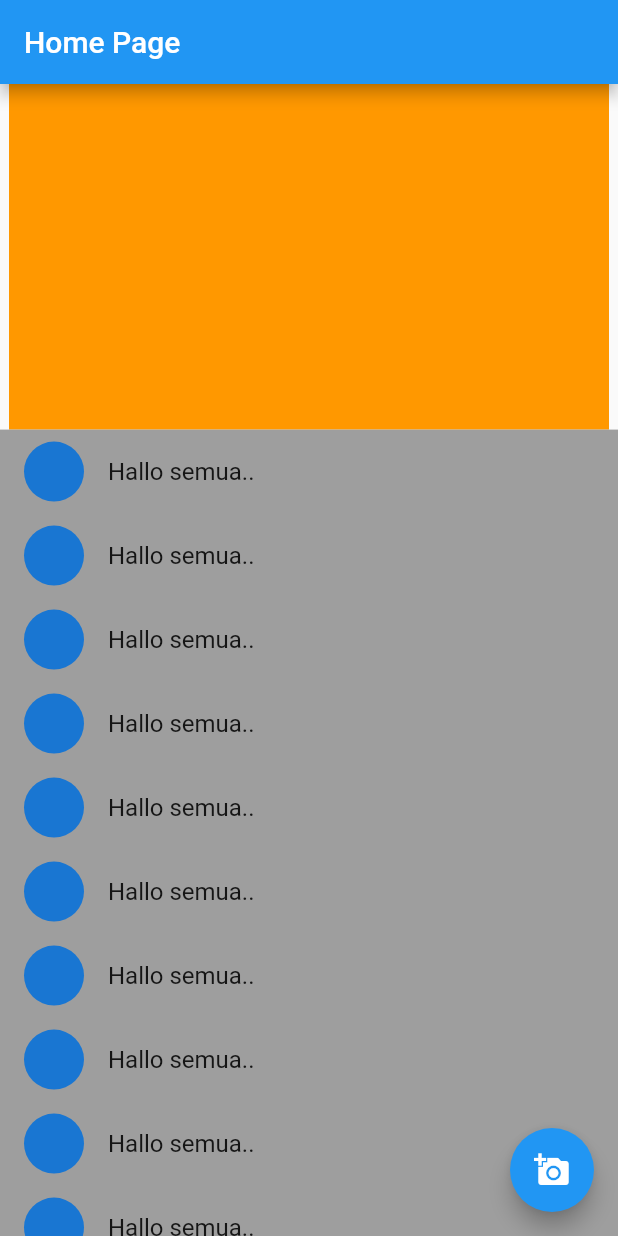
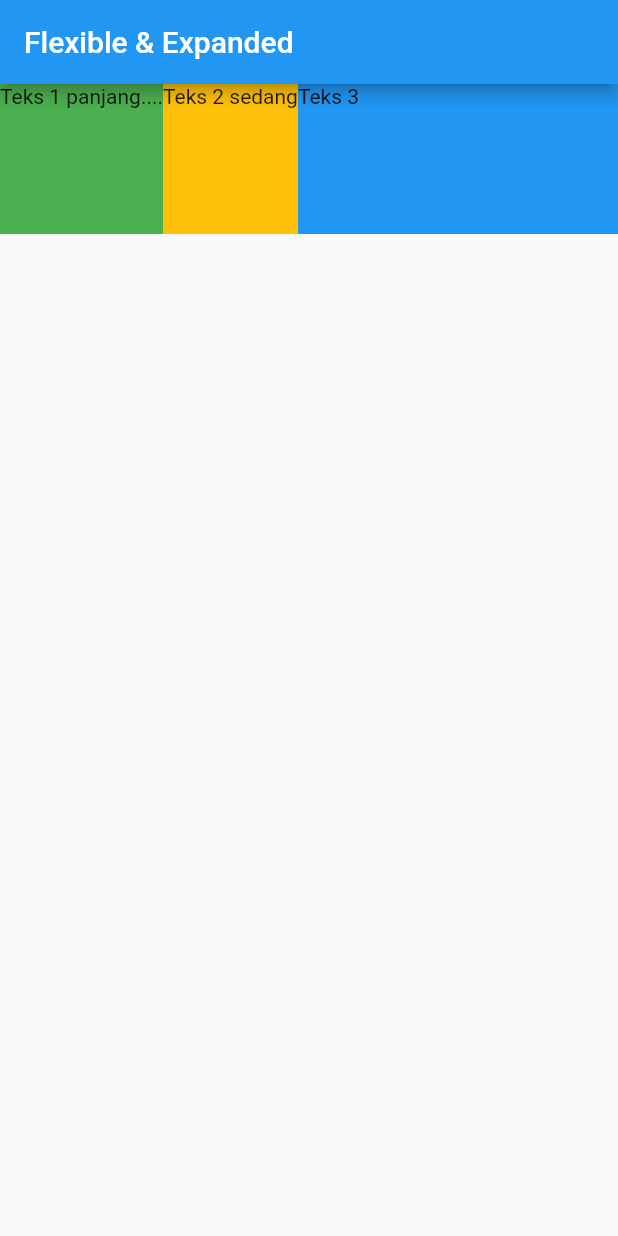
Before and after one commit to rizkitirta/flutter_fundamental, a Flutter app: the screen it shows after launch, on a phone screen of 412 x 824 dp. Run offline on Flutter 3.47's test engine with Material 2 defaults, Android fonts, the phone set to English and light mode, and no system bars.

Commit message:
Flexible & Expanded

```diff
--- a/lib/pages/homePage.dart
+++ b/lib/pages/homePage.dart
@@ -1,82 +1,49 @@
-import 'dart:math';
+import 'package:flutter/cupertino.dart';
+import 'package:flutter/material.dart';
+import 'package:flutter_application_1/main.dart';
 
-import 'package:faker/faker.dart';
-import 'package:flutter/material.dart';
-import 'package:flutter_application_1/model/Product.dart';
+void main(List<String> args) {
+  runApp(App());
+}
+
+class App extends StatelessWidget {
+
+  @override
+  Widget build(BuildContext context) {
+    return MaterialApp(
+      home: HomePage(),
+    );
+  }
+}
 
 class HomePage extends StatelessWidget {
+
   @override
   Widget build(BuildContext context) {
-    final mediaQueryHeight = MediaQuery.of(context).size.height;
-    final mediaQueryWidth = MediaQuery.of(context).size.width;
-    final appBar = AppBar(
-      title: Text("Home Page"),
-    );
-
-    final bodyHeight = mediaQueryHeight -
-        appBar.preferredSize.height -
-        MediaQuery.of(context).padding.top;
-
-    final bool IsLandscape =
-        MediaQuery.of(context).orientation == Orientation.landscape;
     return Scaffold(
-      appBar: appBar,
-      body: Center(
-        child: (IsLandscape)
-            ? Column(
+      appBar: AppBar(title: Text("Flexible & Expanded"),),
+      body: Row(
+        //mainAxisAlignment: MainAxisAlignment.center,
         children: [
           Container(
-                    height: bodyHeight * 0.5,
-                    width: mediaQueryWidth,
-                    color: Colors.orange,
+            height: 100,
+            color: Colors.green,
+            child: Text("Teks 1 panjang...."),
           ),
           Container(
-                    height: bodyHeight * 0.5,
-                    color: Colors.grey,
-                    child: GridView.builder(
-                      gridDelegate: SliverGridDelegateWithFixedCrossAxisCount(
-                          crossAxisCount: 2,
-                          mainAxisSpacing: 5,
-                          crossAxisSpacing: 5),
-                      itemBuilder: (context, index) {
-                        return GridTile(
+            height: 100,
+            color: Colors.amber,
+            child: Text("Teks 2 sedang"),
+          ),
+          Flexible(
+            fit: FlexFit.tight,
             child: Container(
-                            color: Color.fromARGB(255, Random().nextInt(156),
-                                Random().nextInt(156), Random().nextInt(156)),
+              height: 100,
+              color: Colors.blue,
+              child: Text("Teks 3"),
             ),
-                        );
-                      },
-                      itemCount: 100,
-                    ),
-                  ),
+          )
         ],
-              )
-            : Column(
-                children: [
-                  Container(
-                    height: bodyHeight * 0.3,
-                    width: 400,
-                    color: Colors.orange,
-                  ),
-                  Container(
-                    height: bodyHeight * 0.7,
-                    color: Colors.grey,
-                    child: ListView.builder(
-                      itemBuilder: (context, index) {
-                        return ListTile(
-                          leading: CircleAvatar(),
-                          title: Text("Hallo semua.."),
-                        );
-                      },
-                      itemCount: 100,
-                    ),
-                  ),
-                ],
-              ),
-      ),
-      floatingActionButton: FloatingActionButton(
-        child: Icon(Icons.add_a_photo),
-        onPressed: null,
       ),
     );
   }
```
Lines whose indentation alone changed are shown as unchanged.
